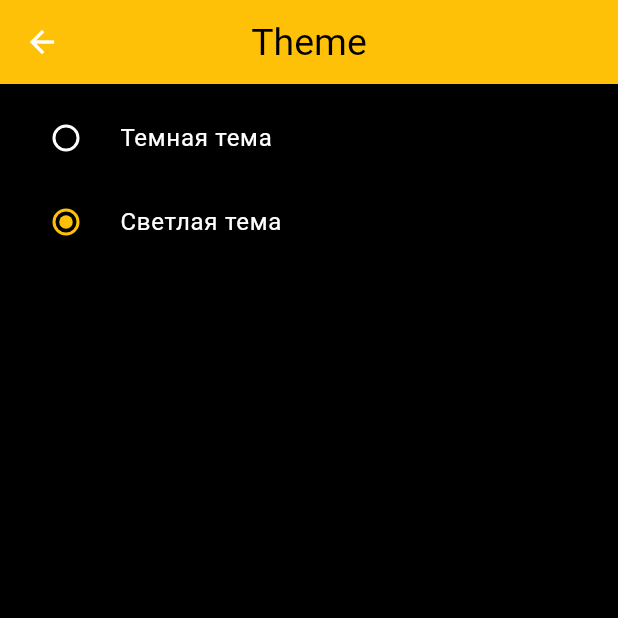
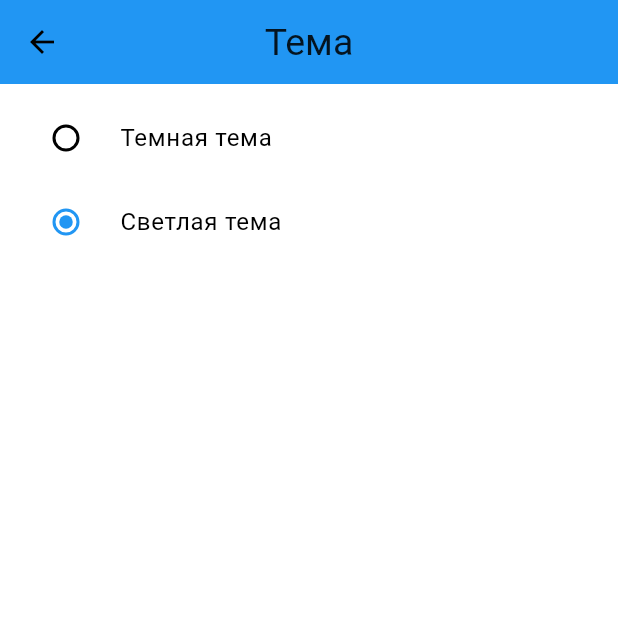
Before and after one commit to Megabeaver89/crypto_calculator, a Flutter app: the ThemeSwitcherPage screen opened by its route, after a tap on "Светлая тема", on a phone screen of 412 x 824 dp, the top half of it. Run offline on Flutter 3.47's test engine with Material 3 defaults, Android fonts, the phone set to English and light mode, and no system bars; statements that could not run were skipped.

Commit message:
feat: сделать переключатель изменения темы через проброс функции

```diff
--- a/lib/common_widgets/icon_text_button.dart
+++ b/lib/common_widgets/icon_text_button.dart
@@ -13,6 +13,7 @@ class IconTextButton extends StatelessWidget {
 
   @override
   Widget build(BuildContext context) {
+    final theme = Theme.of(context);
     return SizedBox(
       width: 100,
       child: InkWell(
@@ -25,13 +26,13 @@ class IconTextButton extends StatelessWidget {
             Icon(
               icon,
               size: 50,
-              color: Colors.amber,
+              color: theme.iconTheme.color,
             ),
             const SizedBox(height: 5),
             Expanded(
               child: Text(
                 text,
-                style: Theme.of(context).textTheme.labelMedium,
+                style: theme.textTheme.labelMedium,
                 textAlign: TextAlign.center,
                 overflow: TextOverflow.ellipsis,
               ),
--- a/lib/crypto_calculator_app.dart
+++ b/lib/crypto_calculator_app.dart
@@ -5,20 +5,34 @@ import 'package:crypto_calculator/features/theme_switcher_page/theme_switcher_pa
 import 'package:crypto_calculator/theme/theme.dart';
 import 'package:flutter/material.dart';
 
-class CryptoCalculatorApp extends StatelessWidget {
+class CryptoCalculatorApp extends StatefulWidget {
   const CryptoCalculatorApp({super.key});
 
+  @override
+  State<CryptoCalculatorApp> createState() => _CryptoCalculatorAppState();
+}
+
+class _CryptoCalculatorAppState extends State<CryptoCalculatorApp> {
+  bool isDarkTheme = false;
   @override
   Widget build(BuildContext context) {
     return MaterialApp(
       title: 'Crypto Calculator App',
       debugShowCheckedModeBanner: false,
-      theme: darkTheme,
+      theme: lightTheme,
+      darkTheme: darkTheme,
+      themeMode: isDarkTheme ? ThemeMode.dark : ThemeMode.light,
       routes: {
         homeRoute: (context) => const MainPage(),
         settingsRoute: (context) => const SetttingsPage(),
-        themeRoute: (context) => const ThemeSwitcherPage(),
+        themeRoute: (context) => ThemeSwitcherPage(onThemeChanged: _togleTheme),
       },
     );
   }
+
+  void _togleTheme() {
+    setState(() {
+      isDarkTheme = !isDarkTheme;
+    });
+  }
 }
--- a/lib/features/constants/text_buttons.dart
+++ b/lib/features/constants/text_buttons.dart
@@ -4,3 +4,5 @@ const String convertText = 'Конвертация';
 const String topFiftyText = 'Топ 50';
 const String themeText = 'Тема';
 const String languageText = 'Язык';
+const String darkThemeText = 'Темная тема';
+const String lightThemeText = 'Светлая тема';
--- a/lib/features/theme_switcher_page/view/theme_switcher_page.dart
+++ b/lib/features/theme_switcher_page/view/theme_switcher_page.dart
@@ -1,18 +1,21 @@
 import 'package:crypto_calculator/common_widgets/custom_radio_list.dart';
 import 'package:crypto_calculator/core/base_page.dart';
+import 'package:crypto_calculator/features/constants/text_buttons.dart';
+import 'package:crypto_calculator/theme/theme_option.dart';
 import 'package:flutter/material.dart';
 
-enum ThemeOption { dark, light }
+class ThemeSwitcherPage extends BasePage {
+  const ThemeSwitcherPage({super.key, required this.onThemeChanged})
+      : super(title: themeText);
 
-class ThemeSwitcherPage extends BasePage {
-  const ThemeSwitcherPage({super.key}) : super(title: 'Theme');
+  final Function() onThemeChanged;
 
   @override
-  _ThemeSwitcherPageState createState() => _ThemeSwitcherPageState();
+  BasePageState<ThemeSwitcherPage> createState() => _ThemeSwitcherPageState();
 }
 
 class _ThemeSwitcherPageState extends BasePageState<ThemeSwitcherPage> {
-  ThemeOption _selectedTheme = ThemeOption.dark;
+  ThemeOption _selectedTheme = ThemeOption.light;
 
   @override
   Widget buildBody(BuildContext context) {
@@ -22,9 +25,10 @@ class _ThemeSwitcherPageState extends BasePageState<ThemeSwitcherPage> {
         onChanged: (ThemeOption newValue) {
           setState(() {
             _selectedTheme = newValue;
+            widget.onThemeChanged();
           });
         },
         labelBuilder: (option) =>
-            option == ThemeOption.dark ? 'Темная тема' : 'Светлая тема');
+            option == ThemeOption.dark ? darkThemeText : lightThemeText);
   }
 }
--- a/lib/theme/theme.dart
+++ b/lib/theme/theme.dart
@@ -12,6 +12,7 @@ final darkTheme = ThemeData(
       titleTextStyle: TextStyle(color: Colors.black, fontSize: 25)),
   scaffoldBackgroundColor: Colors.black,
   dividerColor: mainColorDarkTheme,
+  iconTheme: IconThemeData(color: mainColorDarkTheme),
   textTheme: TextTheme(
       bodyMedium: TextStyle(
           color: mainColorDarkTheme, fontSize: 20, fontWeight: FontWeight.w500),
@@ -24,3 +25,31 @@ final darkTheme = ThemeData(
           fontSize: 12,
           fontWeight: FontWeight.w700)),
 );
+
+final mainColorLightTheme = Colors.blue;
+final secondaryColorLightTheme = Colors.black87;
+final backGroundColorLightTheme = Colors.white;
+
+final lightTheme = ThemeData(
+  colorScheme: ColorScheme.light(primary: mainColorLightTheme),
+  appBarTheme: AppBarTheme(
+      backgroundColor: mainColorLightTheme,
+      centerTitle: true,
+      titleTextStyle: TextStyle(color: secondaryColorLightTheme, fontSize: 25)),
+  scaffoldBackgroundColor: backGroundColorLightTheme,
+  dividerColor: mainColorLightTheme,
+  iconTheme: IconThemeData(color: mainColorLightTheme),
+  textTheme: TextTheme(
+      bodyMedium: TextStyle(
+          color: mainColorLightTheme,
+          fontSize: 20,
+          fontWeight: FontWeight.w500),
+      labelMedium: TextStyle(
+          color: secondaryColorLightTheme,
+          fontSize: 14,
+          fontWeight: FontWeight.w700),
+      labelSmall: TextStyle(
+          color: secondaryColorLightTheme,
+          fontSize: 12,
+          fontWeight: FontWeight.w700)),
+);
--- /dev/null
+++ b/lib/theme/theme_option.dart
@@ -0,0 +1 @@
+enum ThemeOption { dark, light }
```
